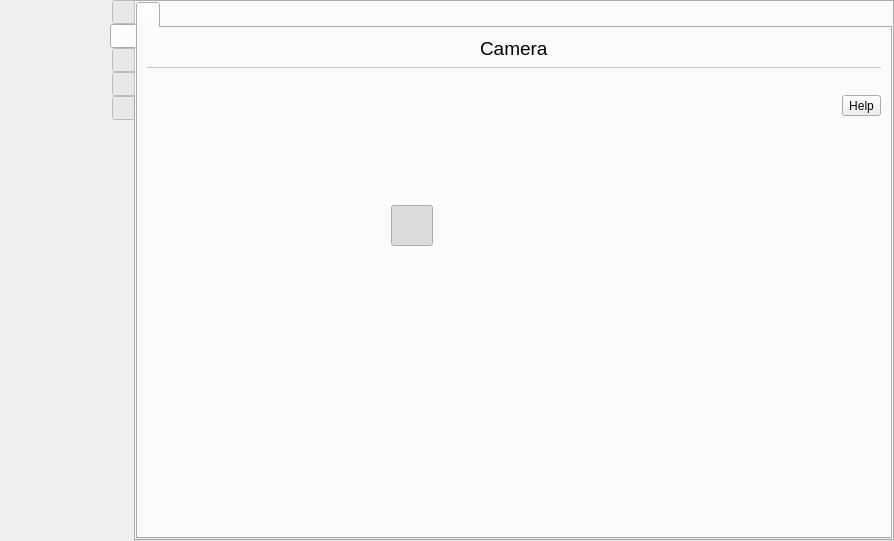
The window that src/wayland/formMainWindow_wl.ui (vkohaupt/vokoscreenNG) describes before a commit, drawn with Qt 5.
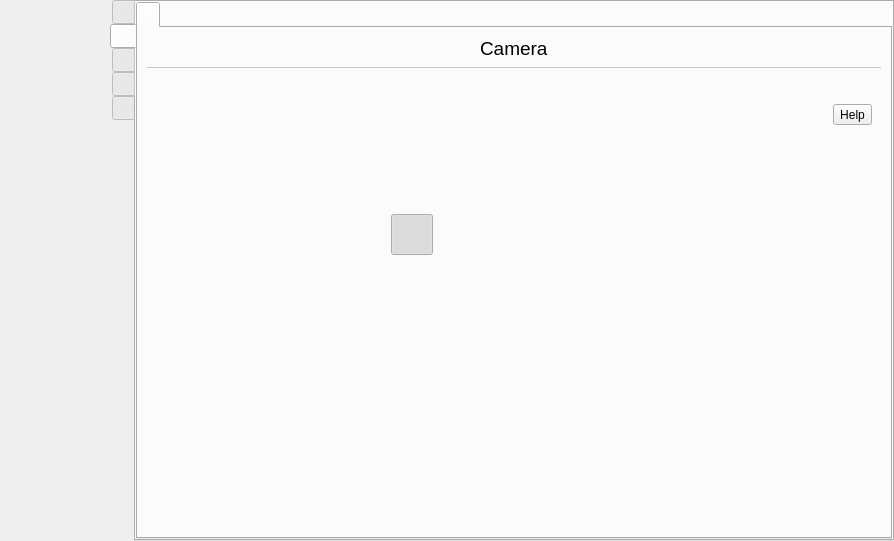
The same window after the commit. The open tabs and pages were chosen to show the change. Icons and pictures are not drawn.

Commit message: Wayland: camera

```diff
--- a/src/wayland/formMainWindow_wl.ui
+++ b/src/wayland/formMainWindow_wl.ui
@@ -2205,6 +2205,7 @@
                </spacer>
               </item>
               <item>
+               <widget class="QWidget" name="widgetCamera" native="true">
                <layout class="QGridLayout" name="gridLayout_3">
                 <item row="0" column="0">
                  <layout class="QVBoxLayout" name="layoutAllCameras">
@@ -2564,6 +2565,20 @@
                  </layout>
                 </item>
                </layout>
+               </widget>
+              </item>
+              <item>
+               <spacer name="verticalSpacer_15">
+                <property name="orientation">
+                 <enum>Qt::Orientation::Vertical</enum>
+                </property>
+                <property name="sizeHint" stdset="0">
+                 <size>
+                  <width>20</width>
+                  <height>40</height>
+                 </size>
+                </property>
+               </spacer>
               </item>
              </layout>
             </widget>
```
Left out of the diff: 4 changed lines with no effect on the pictures. Lines whose indentation alone changed are shown as unchanged. The commit also changes 2 other files.
